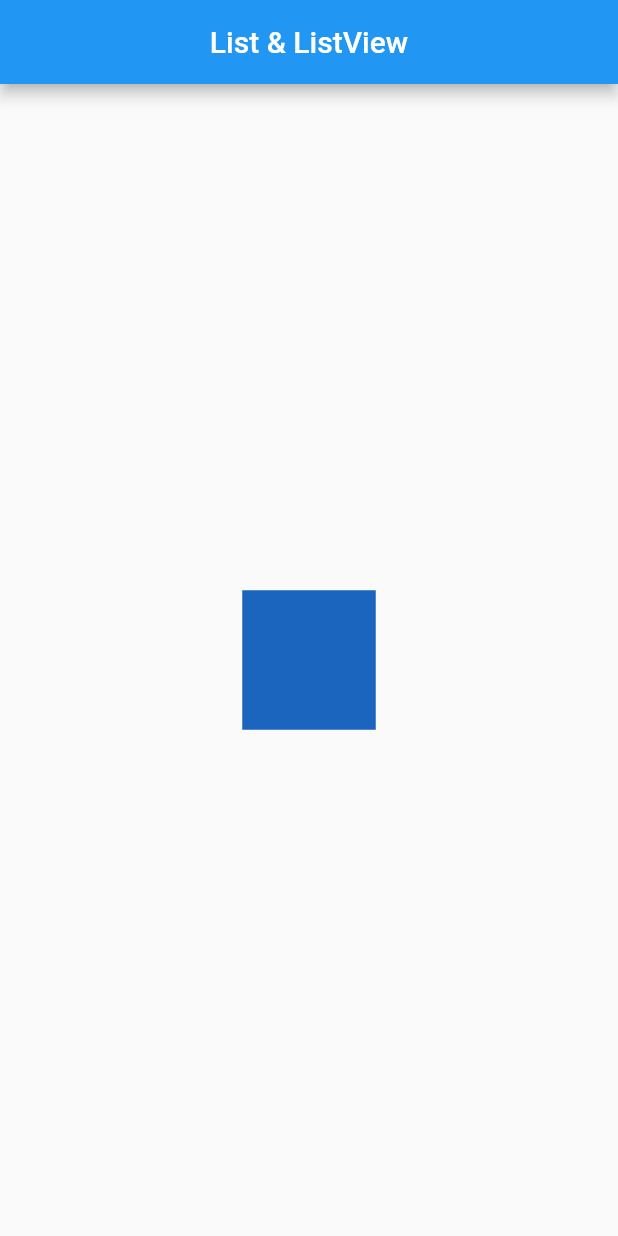
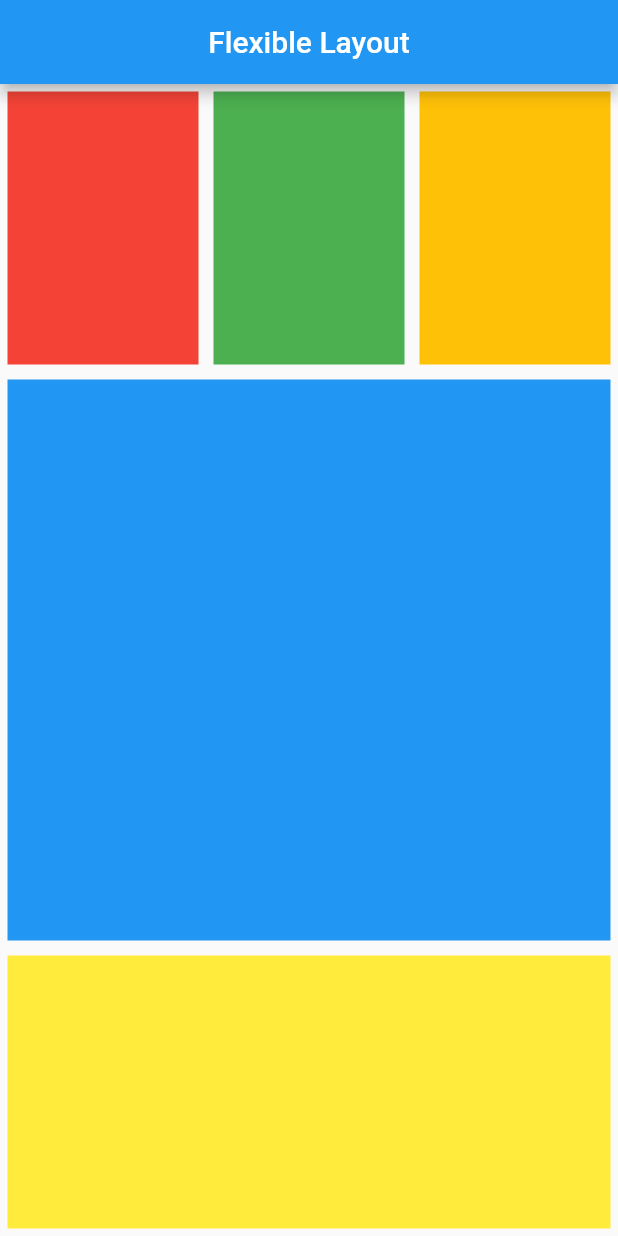
Before and after one commit to AlfonsInfo/Flutter-Learning-Journey, a Flutter app: the screen it shows after launch, on a phone screen of 412 x 824 dp. Run offline on Flutter 3.47's test engine with Material 2 defaults, Android fonts, the phone set to English and light mode, and no system bars.

Commit message:
Flexible Widget

```diff
--- a/lib/main.dart
+++ b/lib/main.dart
@@ -20,21 +20,37 @@ class _MyAppState extends State<MyApp> {
   Widget build(BuildContext context) {
     return MaterialApp(
         home: Scaffold(
-            appBar: AppBar(title: Center(child: Text("List & ListView"))),
-            body: Center(
-              child: GestureDetector(
-                onTap: () {
-                  setState(() {});
-                },
-                child: AnimatedContainer(
-                  duration: Duration(seconds: 1),
-                  color: Color.fromARGB(255, random.nextInt(256),
-                      random.nextInt(256), random.nextInt(256)),
-                  width: 50.0 + random.nextInt(101),
-                  height: 50.0 + random.nextInt(101),
-                ),
-              ),
-            )));
+            appBar: AppBar(title: Center(child: Text("Flexible Layout"))),
+            body: Column(
+              children: <Widget>[
+                Flexible(
+                  flex: 1,
+                  child: Container(
+                    child: Row(
+                      children: <Widget>[
+                        Flexible(flex: 1, child: Container(color: Colors.red, margin: EdgeInsets.all(5),)),
+                        Flexible(flex: 1, child: Container(color: Colors.green,margin: EdgeInsets.all(5))),
+                        Flexible(flex: 1, child: Container(color: Colors.amber, margin: EdgeInsets.all(5))),
+                      ],
+                    ),
+                  )),
+                Flexible(
+                  flex: 2,
+                  child: Container(
+                    color: Colors.blue,
+                    margin: EdgeInsets.all(5)
+                  )),
+                Flexible(
+                    flex: 1,
+                    child: Container(
+                      color: Colors.yellow,
+                      margin: EdgeInsets.all(5)
+                    )),
+              ],
+            ),
+
+        )
+    );
   }
 }
 //STL -> Shortcut stateless widget.
```
